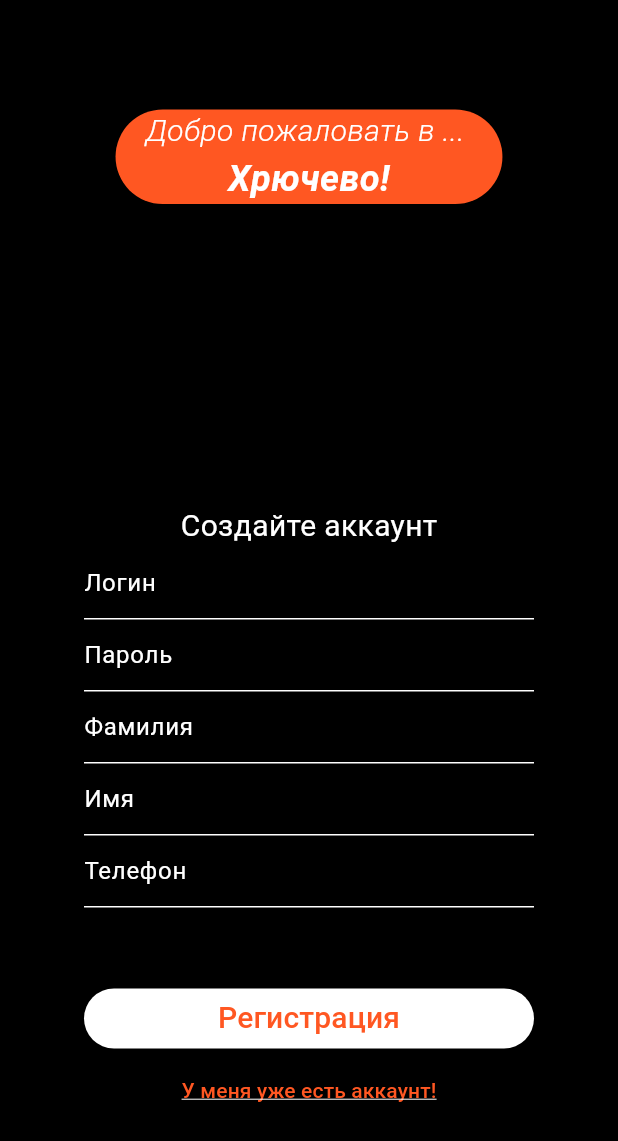
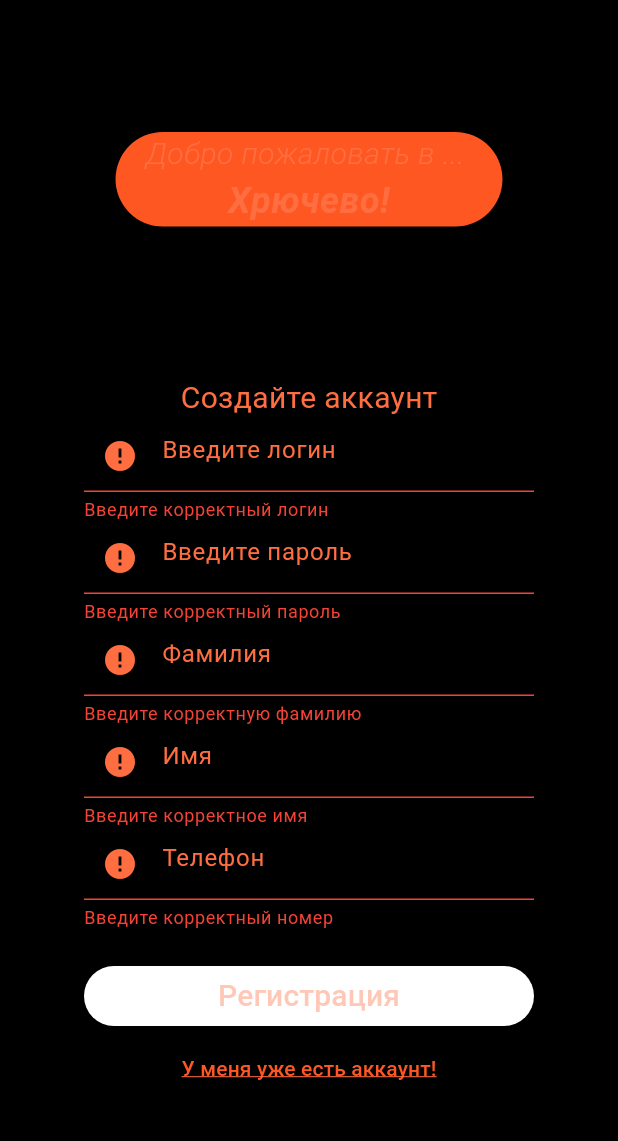
Before and after one commit to danyasedoy/restaurant_mobile, a Flutter app: the RegisterScreen screen opened by its route, on a phone screen of 412 x 824 dp. Shown: the top 1141 px of the screen. Run offline on Flutter 3.47's test engine with Material 3 defaults, Android fonts, the light colour scheme and no system bars.

Commit message:
register form validation & change notifier

```diff
--- a/app/lib/main.dart
+++ b/app/lib/main.dart
@@ -29,7 +29,7 @@ class MyApp extends StatelessWidget {
           error: Colors.red,
           onError: Colors.redAccent,
           surface: Colors.black,
-          onSurface: Colors.white
+          onSurface: Colors.deepOrangeAccent
         ),
         useMaterial3: true,
       ),
--- a/app/lib/models/services/abstract_service.dart
+++ b/app/lib/models/services/abstract_service.dart
@@ -2,8 +2,7 @@ import 'package:app/models/providers/API_provider.dart';
 import 'package:app/models/providers/storage_provider.dart';
 
 abstract class AbstractService {
-  final StorageProvider storageProvider;
-  final ApiProvider apiProvider;
+  final StorageProvider storageProvider = StorageProvider();
+  final ApiProvider apiProvider = ApiProvider();
 
-  AbstractService({required this.storageProvider, required this.apiProvider});
 }
--- a/app/lib/models/services/enter_service.dart
+++ b/app/lib/models/services/enter_service.dart
@@ -1,3 +1,5 @@
-class EnterService {
+import 'package:app/models/services/abstract_service.dart';
+
+class EnterService extends AbstractService {
 
 }
--- a/app/lib/viewmodels/abstract_viewmodel.dart
+++ b/app/lib/viewmodels/abstract_viewmodel.dart
@@ -1,9 +1,7 @@
 import 'package:app/models/services/abstract_service.dart';
 
 abstract class AbstractViewModel {
-  final AbstractService service;
-
-  AbstractViewModel(this.service);
+  late AbstractService service;
 
   String getRole() {
     // TODO
--- a/app/lib/viewmodels/enter_viewmodel.dart
+++ b/app/lib/viewmodels/enter_viewmodel.dart
@@ -1,12 +1,88 @@
+import 'package:app/models/services/abstract_service.dart';
+import 'package:app/models/services/enter_service.dart';
 import 'package:app/viewmodels/abstract_viewmodel.dart';
 import 'package:flutter/material.dart';
 
 class EnterScreenState {
-  String? message;
+  String? login;
+  bool isLoginValid = false;
+
+  String? password;
+  bool isPasswordValid = false;
+
+  String? firstName;
+  bool isFirstNameValid = false;
+
+  String? lastName;
+  bool isLastNameValid = false;
+
+  String? phoneNumber;
+  bool isPhoneNumberValid = false;
+
 }
 
 class EnterViewModel extends AbstractViewModel with ChangeNotifier {
-  final _state = EnterScreenState();
-  EnterViewModel(super.service);
+  final state = EnterScreenState();
+  @override
+  final service = EnterService() as AbstractService;
+
+  validateLogin(String newLogin) {
+    if (newLogin.isEmpty || newLogin.length < 8) {
+      state.isLoginValid = false;
+    }
+    else {
+      state.isLoginValid = true;
+      state.login = newLogin;
+    }
+    notifyListeners();
+  }
+
+  validatePassword(String newPassword) {
+    if (newPassword.isEmpty || newPassword.length < 8) {
+      state.isPasswordValid = false;
+    }
+    else{
+      state.isPasswordValid = true;
+      state.password = newPassword;
+    }
+    notifyListeners();
+  }
+
+  validateFirstName(String newName) {
+    if (newName.isEmpty || newName.length < 8) {
+      state.isFirstNameValid = false;
+    }
+    else{
+      state.isFirstNameValid = true;
+      state.firstName = newName;
+    }
+    notifyListeners();
+  }
+
+  validateLastName(String newName) {
+    if (newName.isEmpty || newName.length < 8) {
+      state.isLastNameValid = false;
+    }
+    else{
+      state.isLastNameValid = true;
+      state.lastName = newName;
+    }
+    notifyListeners();
+  }
+
+  validatePhoneNumber(String newNumber) {
+    if (newNumber.isEmpty || newNumber.length < 8) {
+      state.isPhoneNumberValid = false;
+    }
+    else{
+      state.isPhoneNumberValid = true;
+      state.phoneNumber = newNumber;
+    }
+    notifyListeners();
+  }
+
+  bool isValidated() {
+    return state.isLoginValid && state.isPasswordValid && state.isFirstNameValid && state.isLastNameValid && state.isPhoneNumberValid;
+  }
 
 }
--- a/app/lib/views/enter screen/register_screen.dart
+++ b/app/lib/views/enter screen/register_screen.dart
@@ -1,10 +1,16 @@
+import 'package:app/viewmodels/enter_viewmodel.dart';
 import 'package:flutter/material.dart';
+import 'package:provider/provider.dart';
 
 class RegisterScreen extends StatelessWidget {
   const RegisterScreen({super.key});
 
   @override
   Widget build(BuildContext context) {
+    return ChangeNotifierProvider(
+      create: (_) => EnterViewModel(),
+      child: Consumer<EnterViewModel>(
+        builder: (context, viewModel, child) {
           return Scaffold(
             body: Center(
               child: ConstrainedBox(
@@ -45,7 +51,7 @@ class RegisterScreen extends StatelessWidget {
                       ),
                     ),
                     const SizedBox(
-                    height: 200,
+                      height: 100,
                     ),
                     const Text(
                       'Создайте аккаунт',
@@ -53,41 +59,70 @@ class RegisterScreen extends StatelessWidget {
                         fontSize: 20
                       ),
                     ),
-                  const TextField(
+                    TextField(
                       decoration: InputDecoration(
-                      hintText: 'Логин', // Tip text displayed when the field is empty
+                        hintText: 'Введите логин',
+                        errorText: viewModel.state.isLoginValid ? null : 'Введите корректный логин',
+                        prefixIcon: Icon(viewModel.state.isLoginValid ? Icons.check : Icons.error),
                       ),
+
+                      onChanged: (text) {
+                        viewModel.validateLogin(text);
+                      },
                     ),
-                  const TextField(
+                    TextField(
                       obscureText: true,
+                      decoration:  InputDecoration(
+                        hintText: 'Введите пароль',
+                        errorText: viewModel.state.isPasswordValid ? null : 'Введите корректный пароль',
+                        prefixIcon: Icon(viewModel.state.isPasswordValid ? Icons.check : Icons.error),
+                      ),
+                      onChanged: (text) {
+                        viewModel.validatePassword(text);
+                      },
+                    ),
+                    TextField(
                       decoration: InputDecoration(
-                      hintText: 'Пароль', // Tip text displayed when the field is empty
+                        hintText: 'Фамилия',
+                        errorText: viewModel.state.isLastNameValid ? null : 'Введите корректную фамилию',
+                        prefixIcon: Icon(viewModel.state.isLastNameValid ? Icons.check : Icons.error),
                       ),
+                      onChanged: (text) {
+                        viewModel.validateLastName(text);
+                      },
                     ),
-                  const TextField(
+                    TextField(
                       decoration: InputDecoration(
-                      hintText: 'Фамилия', // Tip text displayed when the field is empty
+                        hintText: 'Имя',
+                        errorText: viewModel.state.isFirstNameValid ? null : 'Введите корректное имя',
+                        prefixIcon: Icon(viewModel.state.isFirstNameValid ? Icons.check : Icons.error),
                       ),
+                      onChanged: (text) {
+                        viewModel.validateFirstName(text);
+                      },
                     ),
-                  const TextField(
+                    TextField(
                       decoration: InputDecoration(
-                      hintText: 'Имя', // Tip text displayed when the field is empty
+                        hintText: 'Телефон',
+                        errorText: viewModel.state.isPhoneNumberValid ? null : 'Введите корректный номер',
+                        prefixIcon: Icon(viewModel.state.isPhoneNumberValid ? Icons.check : Icons.error),
                       ),
-                  ),
-                  const TextField(
-                    decoration: InputDecoration(
-                      hintText: 'Телефон', // Tip text displayed when the field is empty
-                    ),
+                      onChanged: (text) {
+                        viewModel.validatePhoneNumber(text);
+                      },
                     ),
                     const SizedBox(
-                    height: 50,
+                      height: 10,
+                    ),
+                    const SizedBox(
+                      height: 10,
                     ),
                     SizedBox(
                       width: 300,
                       child: ElevatedButton(
-                      onPressed: ()=>{},
+                        onPressed: viewModel.isValidated() ? ()=>{} : null,
                         style: ButtonStyle(
-                          backgroundColor: WidgetStateProperty.all(Colors.white)
+                          backgroundColor: WidgetStateProperty.all(Colors.white),
                         ),
                         child: const Text(
                           'Регистрация',
@@ -113,4 +148,6 @@ class RegisterScreen extends StatelessWidget {
             )
           );
         }
+    ));
   }
+}
--- a/app/pubspec.yaml
+++ b/app/pubspec.yaml
@@ -35,6 +35,7 @@ dependencies:
   # The following adds the Cupertino Icons font to your application.
   # Use with the CupertinoIcons class for iOS style icons.
   cupertino_icons: ^1.0.6
+  provider: ^6.1.2
 
 dev_dependencies:
   flutter_test:
```
Lines whose indentation alone changed are shown as unchanged.
